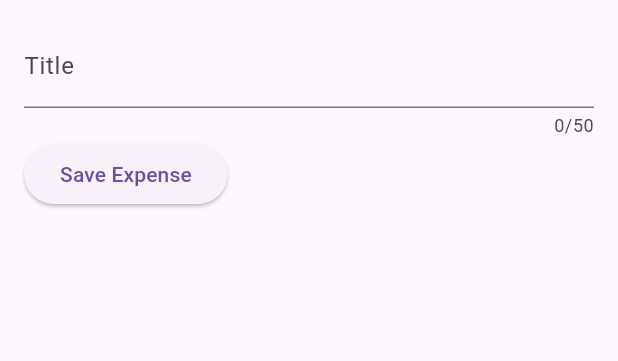
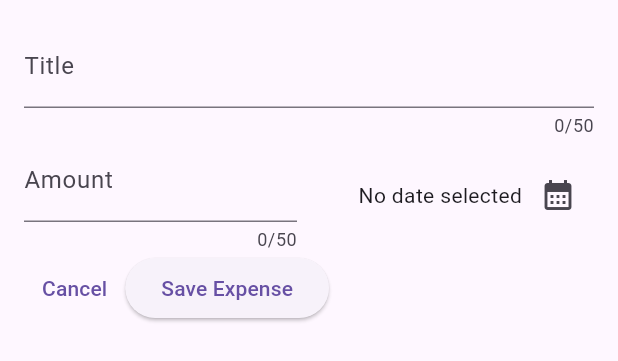
Before and after one commit to mjr2595/flutter-expense-tracker, a Flutter app: the NewExpense widget shown alone on an empty page, opened directly, on a phone screen of 412 x 824 dp. Shown: the top 361 px of the screen. Run offline on Flutter 3.47's test engine with Material 2 defaults, Android fonts, the phone set to English and light mode, and no system bars.

Commit message:
Added date picker

```diff
--- a/lib/widgets/new_expense.dart
+++ b/lib/widgets/new_expense.dart
@@ -1,4 +1,7 @@
 import 'package:flutter/material.dart';
+import 'package:intl/intl.dart';
+
+final formatter = DateFormat.yMd();
 
 class NewExpense extends StatefulWidget {
   const NewExpense({super.key});
@@ -11,10 +14,27 @@ class NewExpense extends StatefulWidget {
 
 class _NewExpenseState extends State<NewExpense> {
   final _titleController = TextEditingController();
+  final _amountController = TextEditingController();
+  DateTime? _selectedDate;
+
+  void _presentDatePicker() async {
+    final now = DateTime.now();
+    final firstDate = DateTime(now.year - 1, now.month, now.day);
+    final pickedDate = await showDatePicker(
+      context: context,
+      initialDate: now,
+      firstDate: firstDate,
+      lastDate: now,
+    );
+    setState(() {
+      _selectedDate = pickedDate;
+    });
+  }
 
   @override
   void dispose() {
     _titleController.dispose();
+    _amountController.dispose();
     super.dispose();
   }
 
@@ -32,9 +52,51 @@ class _NewExpenseState extends State<NewExpense> {
         ),
         Row(
           children: [
+            Expanded(
+              child: TextField(
+                controller: _amountController,
+                keyboardType: TextInputType.number,
+                maxLength: 50,
+                decoration: const InputDecoration(
+                  prefixText: '\$ ',
+                  label: Text('Amount'),
+                ),
+              ),
+            ),
+            const SizedBox(width: 16),
+            Expanded(
+              child: Row(
+                mainAxisAlignment: MainAxisAlignment.end,
+                crossAxisAlignment: CrossAxisAlignment.center,
+                children: [
+                  Text(
+                    _selectedDate == null
+                        ? 'No date selected'
+                        : formatter.format(_selectedDate!),
+                  ),
+                  IconButton(
+                    onPressed: _presentDatePicker,
+                    icon: const Icon(
+                      Icons.calendar_month,
+                    ),
+                  )
+                ],
+              ),
+            ),
+          ],
+        ),
+        Row(
+          children: [
+            TextButton(
+              onPressed: () {
+                Navigator.pop(context);
+              },
+              child: const Text('Cancel'),
+            ),
             ElevatedButton(
               onPressed: () {
                 print(_titleController.text);
+                print(_amountController.text);
               },
               child: const Text('Save Expense'),
             ),
```
